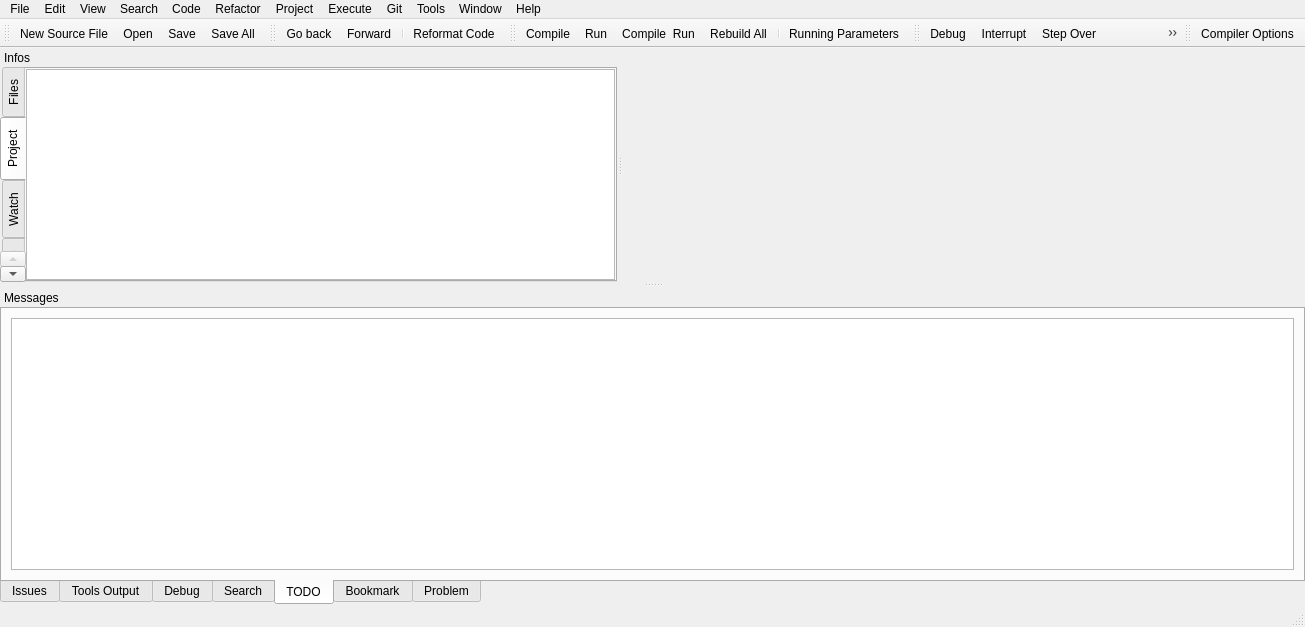
The window that RedPandaIDE/mainwindow.ui (royqh1979/RedPanda-CPP) describes before a commit, drawn with Qt 5.
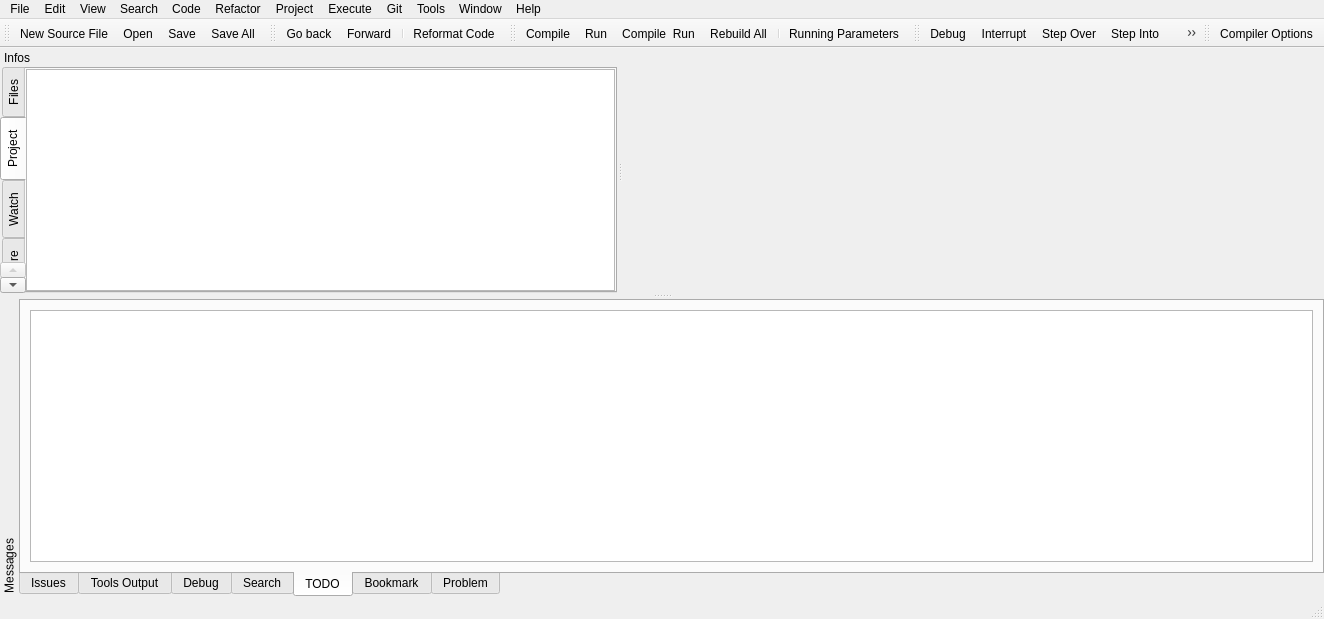
The same window after the commit. The open tabs and pages were chosen to show the change. Icons and pictures are not drawn. Custom widgets are drawn as their Qt base class.

Commit message: work save: resizable panels

The edit to the form file:
```diff
--- a/RedPandaIDE/mainwindow.ui
+++ b/RedPandaIDE/mainwindow.ui
@@ -6,8 +6,8 @@
    <rect>
     <x>0</x>
     <y>0</y>
-    <width>1114</width>
-    <height>627</height>
+    <width>945</width>
+    <height>619</height>
    </rect>
   </property>
   <property name="windowTitle">
@@ -116,7 +116,7 @@
     <rect>
      <x>0</x>
      <y>0</y>
-     <width>1114</width>
+     <width>945</width>
      <height>26</height>
     </rect>
    </property>
@@ -829,14 +829,8 @@
    </widget>
   </widget>
   <widget class="QDockWidget" name="dockMessages">
-   <property name="minimumSize">
-    <size>
-     <width>818</width>
-     <height>235</height>
-    </size>
-   </property>
    <property name="features">
-    <set>QDockWidget::DockWidgetMovable</set>
+    <set>QDockWidget::DockWidgetMovable|QDockWidget::DockWidgetVerticalTitleBar</set>
    </property>
    <property name="allowedAreas">
     <set>Qt::BottomDockWidgetArea|Qt::LeftDockWidgetArea|Qt::RightDockWidgetArea</set>
```
Left out of the diff: 2 changed lines with no effect on the pictures. The commit also changes 3 other files.
